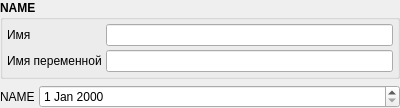
First picture: the form in src/components/variabledateframe.ui, repository Gris87/ProtocolCreator, before the edit.
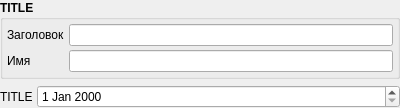
Second picture: the form after the edit.

```diff
--- a/src/components/variabledateframe.ui
+++ b/src/components/variabledateframe.ui
@@ -26,7 +26,7 @@
       </font>
      </property>
      <property name="title">
-      <string>NAME</string>
+      <string>TITLE</string>
      </property>
      <layout class="QGridLayout" name="gridLayout">
       <property name="margin">
@@ -44,7 +44,7 @@
          </font>
         </property>
         <property name="text">
-         <string>Имя</string>
+         <string>Заголовок</string>
         </property>
        </widget>
       </item>
@@ -67,7 +67,7 @@
          </font>
         </property>
         <property name="text">
-         <string>Имя переменной</string>
+         <string>Имя</string>
         </property>
        </widget>
       </item>
@@ -102,7 +102,7 @@
          </sizepolicy>
         </property>
         <property name="text">
-         <string>NAME</string>
+         <string>TITLE</string>
         </property>
        </widget>
       </item>
```
